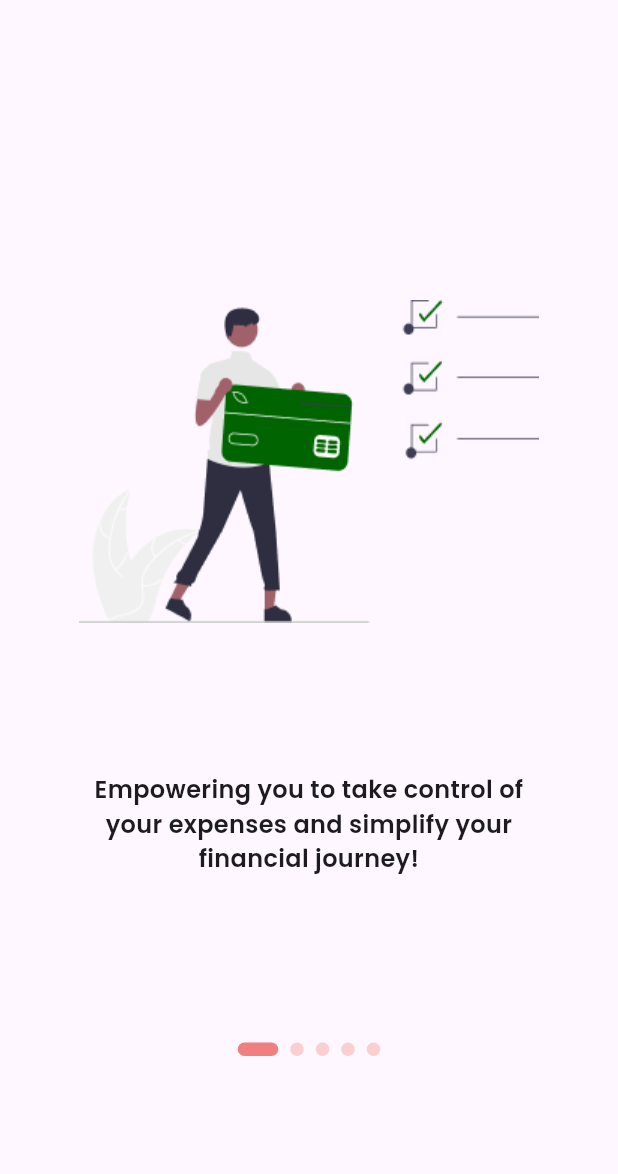
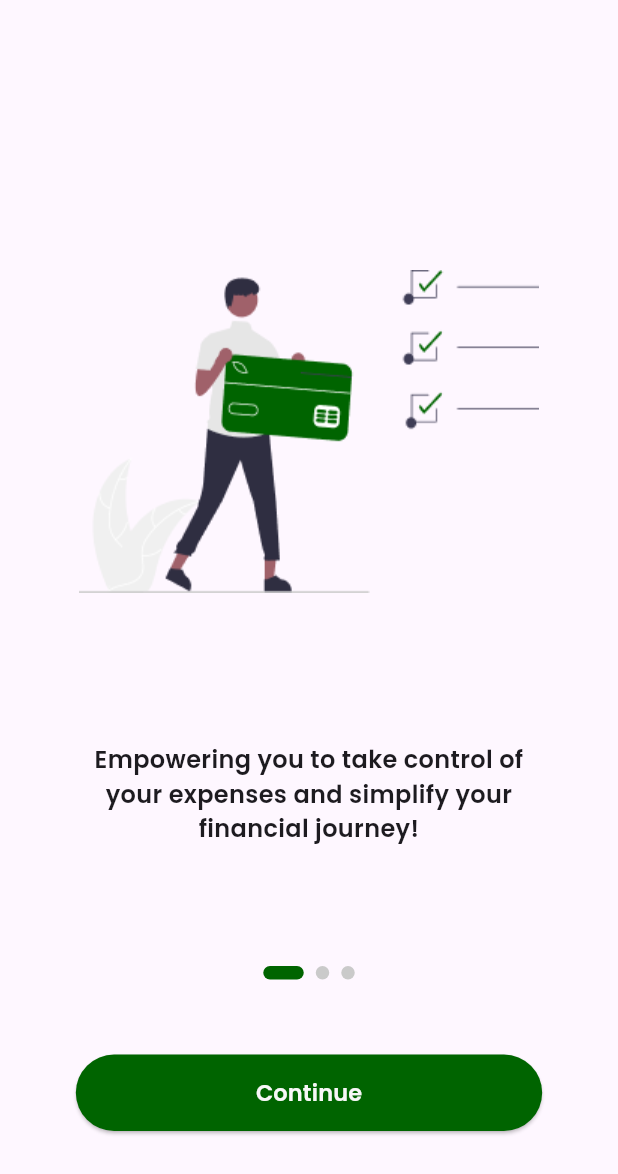
Before and after one commit to buddhimafernando/moneyTracker, a Flutter app: the screen it shows after launch, on a phone screen of 412 x 824 dp. Shown: the top 1174 px of the screen. Run offline on Flutter 3.47's test engine with Material 3 defaults, Android fonts, the phone set to English and light mode, and no system bars; drawn by our look-alikes of smooth_page_indicator.

Commit message:
adding custombutton

```diff
--- a/lib/srceens/IntroPages/intropage1.dart
+++ b/lib/srceens/IntroPages/intropage1.dart
@@ -1,4 +1,6 @@
 import 'package:flutter/material.dart';
+import 'package:money_tracking/srceens/home.dart';
+import 'package:money_tracking/widgets/custom_button.dart';
 import 'package:money_tracking/widgets/introductioncard.dart';
 import 'package:smooth_page_indicator/smooth_page_indicator.dart';
 
@@ -36,18 +38,25 @@ class IntroPage1 extends StatelessWidget {
           ),
         ),
         Padding(
-            padding: const EdgeInsets.only(top: 30.0,bottom: 120.0),
+            padding: const EdgeInsets.only(top: 30.0,bottom: 40.0),
             child: SmoothPageIndicator(
               controller: _controller,
-              count: 5, // Update count to match number of pages
+              count: 3, // Update count to match number of pages
               effect: ExpandingDotsEffect(
-                activeDotColor: Color.fromARGB(255, 240, 127, 127),
-                dotColor: const Color.fromARGB(255, 249, 207, 207),
+                activeDotColor: Color.fromARGB(255, 0, 100, 0),
+                dotColor: Color.fromARGB(255, 202, 202, 202),
                 dotHeight: 9,
                 dotWidth: 9,
               ),
             ),
           ),
+
+          Padding(
+            padding: const EdgeInsets.only(bottom: 70.0),
+            child: CustomButton(
+              page: const Home(),
+              text: "Continue"),
+          )
         ]
       ),
     );
--- /dev/null
+++ b/lib/srceens/home.dart
@@ -0,0 +1,10 @@
+import 'package:flutter/material.dart';
+
+class Home extends StatelessWidget {
+  const Home({super.key});
+
+  @override
+  Widget build(BuildContext context) {
+    return const Scaffold();
+  }
+}
--- /dev/null
+++ b/lib/widgets/custom_button.dart
@@ -0,0 +1,37 @@
+import "package:flutter/material.dart";
+
+class CustomButton extends StatelessWidget {
+  final String text;
+  final Widget page;
+
+  const CustomButton({
+    super.key,
+    required this.text,
+    required this.page,
+  });
+
+  @override
+  Widget build(BuildContext context) {
+    return Padding(
+      padding: const EdgeInsets.only(top: 10.0),
+      child: ElevatedButton(
+        onPressed: () {
+          Navigator.push(
+            context,
+            MaterialPageRoute(builder: (context) => page),
+          );
+        },
+        child: Text(text,
+        style: TextStyle(
+            fontSize: 15,
+            fontWeight: FontWeight.w600,
+            color: Theme.of(context).cardColor,
+          ),),
+        style: ElevatedButton.styleFrom(
+          backgroundColor: Theme.of(context).primaryColor,
+          padding: const EdgeInsets.symmetric(horizontal: 120, vertical: 15),
+        ),
+      ),
+    );
+  }
+}
--- a/lib/widgets/introductioncard.dart
+++ b/lib/widgets/introductioncard.dart
@@ -15,7 +15,7 @@ class IntroductionCard extends StatelessWidget {
   @override
   Widget build(BuildContext context) {
     return Padding(
-      padding: const EdgeInsets.only(top: 200.0, left: 20.0, right: 20.0),
+      padding: const EdgeInsets.only(top: 180.0, left: 20.0, right: 20.0),
       child: Container(
         child: Column(
           children: [
```
